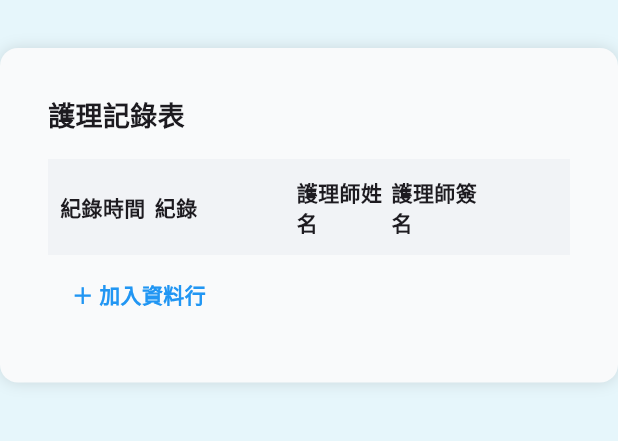
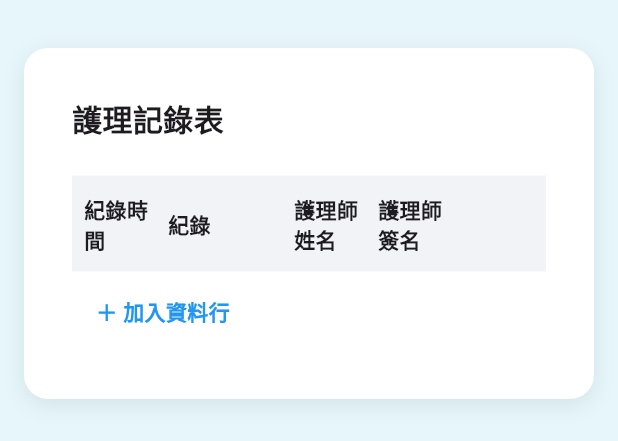
Before and after one commit to aihuaonce/chikawa_airport, a Flutter app: the NursingRecordPage widget shown alone on an empty page, opened directly with empty values, on a phone screen of 412 x 824 dp. Shown: the top 441 px of the screen. Run offline on Flutter 3.47's test engine with Material 3 defaults, Android fonts, the phone set to English and light mode, and no system bars; our stand-ins replace drift, file_picker, shared_preferences, signature; missing offline and left inert: flutter_painter_v2; accounts and stored records are empty; generated files the repository leaves out were written again.

```diff
--- a/lib/NursingRecord.dart
+++ b/lib/NursingRecord.dart
@@ -118,15 +118,29 @@ class _NursingRecordPageState extends State<NursingRecordPage>
           color: const Color(0xFFE6F6FB),
           alignment: Alignment.topCenter,
           child: SingleChildScrollView(
+            child: ConstrainedBox(
+              // Use ConstrainedBox to enforce maxWidth
+              constraints: const BoxConstraints(maxWidth: 1000),
               child: Container(
-              width: 900,
-              margin: const EdgeInsets.symmetric(vertical: 32),
+                margin: const EdgeInsets.symmetric(
+                  vertical: 32,
+                  horizontal: 16,
+                ),
                 padding: const EdgeInsets.all(32),
                 decoration: BoxDecoration(
-                color: const Color(0xFFF9FAFB),
-                borderRadius: BorderRadius.circular(12),
+                  color: Colors.white, // As requested: 白色卡片
+                  borderRadius: BorderRadius.circular(16), // As requested: 圓角16
                   boxShadow: const [
-                  BoxShadow(color: Colors.black12, blurRadius: 8),
+                    BoxShadow(
+                      color: Color.fromRGBO(
+                        0,
+                        0,
+                        0,
+                        0.08,
+                      ), // As requested: 陰影柔和
+                      blurRadius: 12,
+                      offset: Offset(0, 4),
+                    ),
                   ],
                 ),
                 child: Column(
@@ -135,17 +149,18 @@ class _NursingRecordPageState extends State<NursingRecordPage>
                     Text(
                       t.nursingRecordForm, // 【修改】
                       style: const TextStyle(
-                      fontSize: 18,
+                        fontSize: 20, // Slightly larger title
                         fontWeight: FontWeight.bold,
                       ),
                     ),
-                  const SizedBox(height: 16),
+                    const SizedBox(height: 24),
                     _buildHeader(t), // 【修改】
                     ...dataModel.nursingRecords.map(
                       (record) => _buildRecordRow(t, dataModel, record), // 【修改】
                     ),
                     _buildAddRowButton(t, dataModel), // 【修改】
                   ],
+                ),
               ),
             ),
           ),
@@ -335,6 +350,13 @@ class _NursingRecordPageState extends State<NursingRecordPage>
       return phrase;
     }
 
+    final ButtonStyle actionButtonStyle = ElevatedButton.styleFrom(
+      backgroundColor: const Color(0xFF83ACA9), // As requested: 按鈕背景色
+      foregroundColor: Colors.white, // As requested: 文字白色
+      shape: RoundedRectangleBorder(borderRadius: BorderRadius.circular(8)),
+      padding: const EdgeInsets.symmetric(horizontal: 20, vertical: 12),
+    );
+
     await showDialog(
       context: context,
       barrierDismissible: false, // 避免點擊外部關閉
@@ -373,6 +395,7 @@ class _NursingRecordPageState extends State<NursingRecordPage>
                               Radio<String>(
                                 value: phrase,
                                 groupValue: selectedPhrase,
+                                activeColor: const Color(0xFF274C4A),
                                 onChanged: (value) {
                                   setDialogState(() {
                                     selectedPhrase = value;
@@ -427,6 +450,7 @@ class _NursingRecordPageState extends State<NursingRecordPage>
                   onPressed: () => Navigator.of(context).pop(),
                 ),
                 ElevatedButton(
+                  style: actionButtonStyle,
                   child: Text(t.saveAndAddAnother),
                   onPressed: () {
                     if (selectedNurse != null) {
@@ -450,10 +474,7 @@ class _NursingRecordPageState extends State<NursingRecordPage>
                   },
                 ),
                 ElevatedButton(
-                  style: ElevatedButton.styleFrom(
-                    backgroundColor: Theme.of(context).primaryColor,
-                    foregroundColor: Colors.white,
-                  ),
+                  style: actionButtonStyle,
                   child: Text(t.saveAndClose),
                   onPressed: () {
                     if (selectedNurse != null) {
--- a/lib/l10n/app_translations.dart
+++ b/lib/l10n/app_translations.dart
@@ -1006,8 +1006,31 @@ class AppTranslations {
   String get chargeMethod =>
       isZh ? '醫療費用收取方式' : 'Medical Fee Collection Method';
   String get selfPay => isZh ? '自付' : 'Self-Pay';
+  String get paymentMethod => isZh ? '自付方式' : 'Payment Method';
+  String get applicantName => isZh ? '申請人' : 'Applicant Name';
+  String get enterApplicantNameHint =>
+      isZh ? '請填寫申請人的姓名' : 'Please enter applicant\'s name';
+  String get applicantUnit => isZh ? '申請單位' : 'Applicant Unit';
+  String get enterApplicantUnitHint =>
+      isZh ? '請填寫申請單位' : 'Please enter applicant unit';
   String get hospitalCollection => isZh ? '總院會核代收' : 'Hospital Collection';
   String get billingError => isZh ? '收費異常' : 'Billing Error';
+  String get billingErrorReason => isZh ? '收費異常原因' : 'Billing Error Reason';
+  String get enterBillingErrorReasonHint =>
+      isZh ? '請填寫收費異常的原因' : 'Please enter the reason for the billing error';
+  String get paymentStatus => isZh ? '收款狀態' : 'Payment Status';
+  String get paymentPending => isZh ? '尚未收款' : 'Payment Pending';
+  String get paymentReceived => isZh ? '已收款' : 'Payment Received';
+  String get notNeeded => isZh ? '不需要' : 'Not Needed';
+  String get selectCurrency => isZh ? '選擇貨幣' : 'Select Currency';
+  String get twd => isZh ? '台幣' : 'TWD';
+  String get usd => isZh ? '美金' : 'USD';
+  String get cny => isZh ? '人民幣' : 'CNY';
+  String get jpy => isZh ? '日幣' : 'JPY';
+  String get cad => isZh ? '加幣' : 'CAD';
+  String get foreignCurrency => isZh ? '外幣' : 'Foreign Currency';
+  String get enterNumericValueHint => isZh ? '輸入數字' : 'Enter numeric value';
+  String get convertedTwdAmount => isZh ? '兌換後的台幣' : 'Amount in TWD';
   String get consultationFee => isZh ? '出診費' : 'Consultation Fee';
   String get ambulanceFee => isZh ? '救護車費用' : 'Ambulance Fee';
   // totalFee is already defined in the common section
```
Also changed, not shown: lib/PersonalInformation.dart (+42 -11 lines), lib/Plan.dart (+76 -38 lines), lib/Undertaking.dart (+21 -8 lines), lib/data/db/tables.dart (+20 -0 lines), lib/data/models/medical_costs_data.dart (+52 -2 lines), 1 other file. Lines whose indentation alone changed are shown as unchanged.
